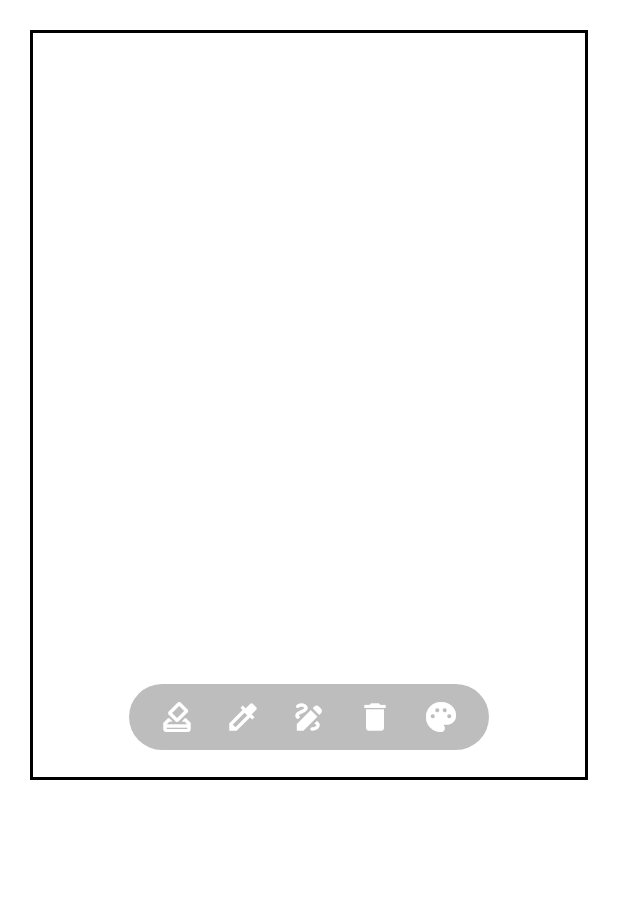
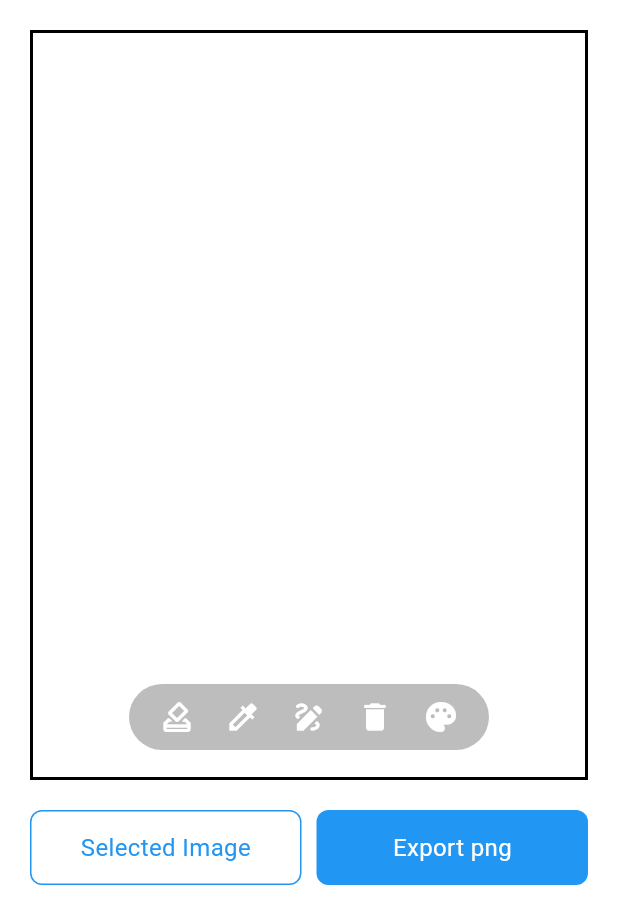
Before and after one commit to imgaon/canvas_app, a Flutter app: the screen it shows after launch, on a phone screen of 412 x 824 dp. Shown: the top 924 px of the screen. Run offline on Flutter 3.47's test engine with Material 3 defaults, Android fonts, the phone set to English and light mode, and no system bars; our stand-ins replace image_picker.

Commit message:
Feat: 이미지 저장 및 불러오기 기능 추가
이미지 불러오기, 이미지 내보내기 기능이 추가되었습니다.

```diff
--- a/lib/presentation/component/painter/drawing_painter.dart
+++ b/lib/presentation/component/painter/drawing_painter.dart
@@ -1,8 +1,14 @@
+import 'dart:developer';
+
+import 'package:canvas_app/core/utils/di.dart';
 import 'package:canvas_app/domain/model/drawing_points_model.dart';
+import 'package:canvas_app/presentation/provider/home_provider.dart';
 import 'package:flutter/cupertino.dart';
 import 'package:flutter/material.dart';
 
 class DrawingPainter extends CustomPainter {
+  final homeProvider = di.get<HomeProvider>();
+
   final List<DrawingPointsModel> points;
   final bool isEraser;
 
@@ -14,6 +20,16 @@ class DrawingPainter extends CustomPainter {
 
   @override
   void paint(Canvas canvas, Size size) {
+
+    // if (homeProvider.image != null) {
+    //   log('여기도');
+    //   final img = homeProvider.image!;
+    //   final src = Rect.fromLTWH(0, 0, img.width.toDouble(), img.height.toDouble());
+    //   final dst = Rect.fromLTWH(0, 0, size.width, size.height);
+    //
+    //   canvas.drawImageRect(homeProvider.image!, src, dst, Paint());
+    // }
+
     for (int i = 0; i < points.length - 1; i++) {
       if (points[i].isPoint && points[i + 1].isPoint) {
         Offset currentPoints = points[i].points;
--- a/lib/presentation/component/widget/canvas/canvas_widget.dart
+++ b/lib/presentation/component/widget/canvas/canvas_widget.dart
@@ -5,10 +5,11 @@ import 'package:canvas_app/presentation/component/dialog/brush_width_dialog.dart
 import 'package:canvas_app/presentation/component/dialog/color_picker_dialog.dart';
 import 'package:canvas_app/presentation/component/painter/drawing_painter.dart';
 import 'package:canvas_app/presentation/component/widget/eyedrop/eye_dropper_widget.dart';
+import 'package:canvas_app/presentation/provider/home_provider.dart';
 import 'package:flutter/material.dart';
 
 import '../../../../core/utils/di.dart';
-import '../../../provider/home_provider.dart';
+
 
 class CanvasWidget extends StatefulWidget {
   const CanvasWidget({
@@ -27,21 +28,26 @@ class _CanvasWidgetState extends State<CanvasWidget> {
   Color color = Colors.black;
   bool isDrawing = false;
   final eyeDropperController = di.get<EyeDropController>();
+  final homeProvider = di.get<HomeProvider>();
 
   void updateScreen() => setState(() {
         color = eyeDropperController.color;
         items[1] = false;
       });
 
+  void homeListen() => setState(() {});
+
   @override
   void initState() {
     super.initState();
     eyeDropperController.addListener(updateScreen);
+    homeProvider.addListener(homeListen);
   }
 
   @override
   void dispose() {
     eyeDropperController.removeListener(updateScreen);
+    homeProvider.removeListener(homeListen);
     super.dispose();
   }
 
@@ -60,7 +66,6 @@ class _CanvasWidgetState extends State<CanvasWidget> {
     return GestureDetector(
       onPanUpdate: (details) {
         isDrawing = true;
-
         points.add(DrawingPointsModel(
           points: details.localPosition,
           paint: Paint()
@@ -79,9 +84,18 @@ class _CanvasWidgetState extends State<CanvasWidget> {
         points.add(DrawingPointsModel(points: Offset.zero, paint: Paint(), isPoint: false));
         setState(() {});
       },
-      child: SizedBox(
+      child: RepaintBoundary(
+        key: homeProvider.globalKey,
+        child: Container(
           width: MediaQuery.sizeOf(context).width,
           height: 500,
+          decoration: BoxDecoration(
+            color: Colors.white,
+            image: homeProvider.image != null ? DecorationImage(
+              image: FileImage(homeProvider.image!),
+              fit: BoxFit.cover,
+            ) : null,
+          ),
           child: CustomPaint(
             painter: DrawingPainter(
               points: points,
@@ -90,6 +104,7 @@ class _CanvasWidgetState extends State<CanvasWidget> {
             child: Container(
               decoration: BoxDecoration(
                 border: Border.all(width: 2, color: Colors.black),
+              ),
             ),
           ),
         ),
@@ -146,6 +161,7 @@ class _CanvasWidgetState extends State<CanvasWidget> {
               isSelected: false,
               onTap: () {
                 points.clear();
+                homeProvider.image = null;
                 setState(() {});
               },
             ),
--- a/lib/presentation/screen/home_screen.dart
+++ b/lib/presentation/screen/home_screen.dart
@@ -35,10 +35,43 @@ class _HomeScreenState extends State<HomeScreen> {
         backgroundColor: Colors.white,
         body: SafeArea(
           child: Padding(
-            padding: EdgeInsets.all(20),
+            padding: const EdgeInsets.all(20),
             child: Column(
               children: [
-                CanvasWidget(),
+                const CanvasWidget(),
+                const SizedBox(height: 20),
+                Row(
+                  children: [
+                    button(
+                      decoration: BoxDecoration(
+                          borderRadius: BorderRadius.circular(8),
+                          border: Border.all(width: 1, color: Colors.blue)),
+                      text: 'Selected Image',
+                      color: Colors.blue,
+                      onTap: () {
+                        provider.pickImage();
+                      },
+                    ),
+                    const SizedBox(width: 10),
+                    button(
+                      decoration:
+                          BoxDecoration(borderRadius: BorderRadius.circular(8), color: Colors.blue),
+                      text: 'Export png',
+                      color: Colors.white,
+                      onTap: () async {
+                        final result = await provider.saveCanvasImage();
+
+                        final snackBar = SnackBar(content: Text(
+                          result ? '이미지가 저장되었습니다.' : '이미지 저장에 실패하였습니다.'
+                        ));
+
+                        if (mounted) {
+                          ScaffoldMessenger.of(context).showSnackBar(snackBar);
+                        }
+                      },
+                    )
+                  ],
+                )
               ],
             ),
           ),
@@ -46,4 +79,29 @@ class _HomeScreenState extends State<HomeScreen> {
       ),
     );
   }
+
+  Widget button({
+    required BoxDecoration decoration,
+    required String text,
+    required Color color,
+    required void Function()? onTap,
+  }) =>
+      Flexible(
+        child: GestureDetector(
+          onTap: onTap,
+          child: Container(
+            height: 50,
+            decoration: decoration,
+            child: Center(
+              child: Text(
+                text,
+                style: TextStyle(
+                  color: color,
+                  fontSize: 16,
+                ),
+              ),
+            ),
+          ),
+        ),
+      );
 }
--- a/pubspec.yaml
+++ b/pubspec.yaml
@@ -35,6 +35,8 @@ dependencies:
   # The following adds the Cupertino Icons font to your application.
   # Use with the CupertinoIcons class for iOS style icons.
   cupertino_icons: ^1.0.6
+  path_provider: ^2.1.3
+  image_picker: ^1.1.2
 
 dev_dependencies:
   flutter_test:
```
Also changed, not shown: lib/presentation/provider/home_provider.dart (+41 -24 lines), pubspec.lock, 3 other files. Lines whose indentation alone changed are shown as unchanged.
